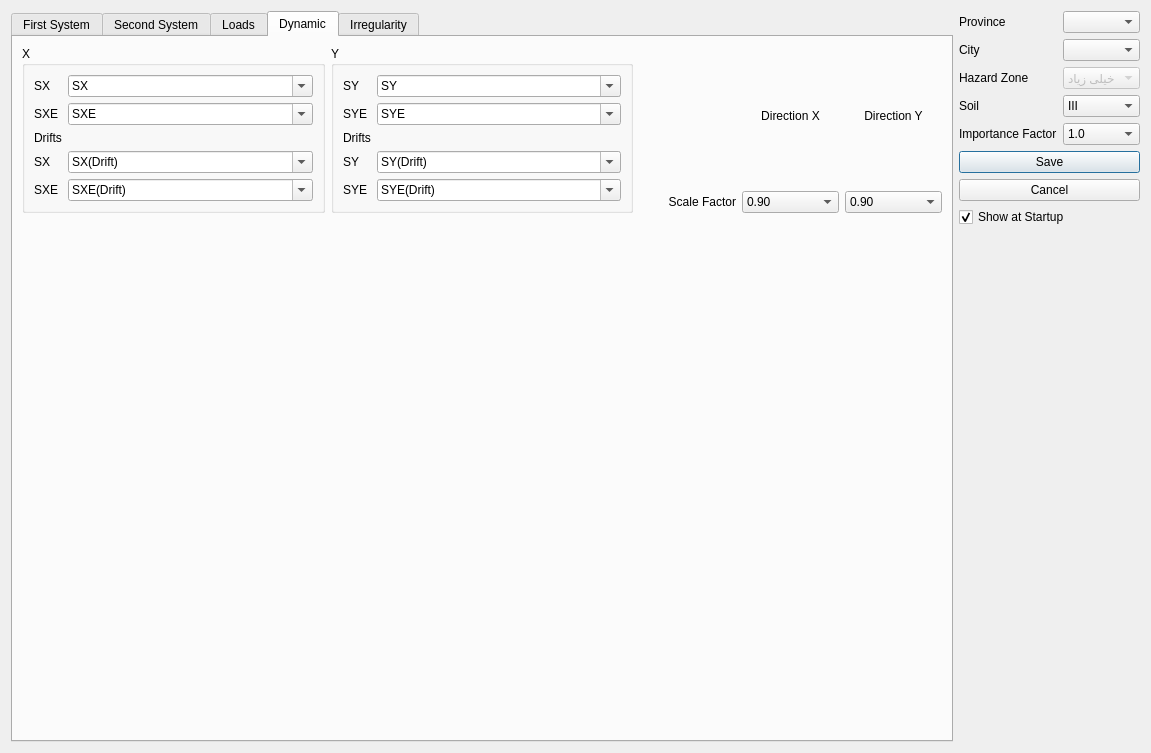
Old version of the form widgets/civiltools_project_settings.ui in the repository ebrahimraeyat/civilTools.
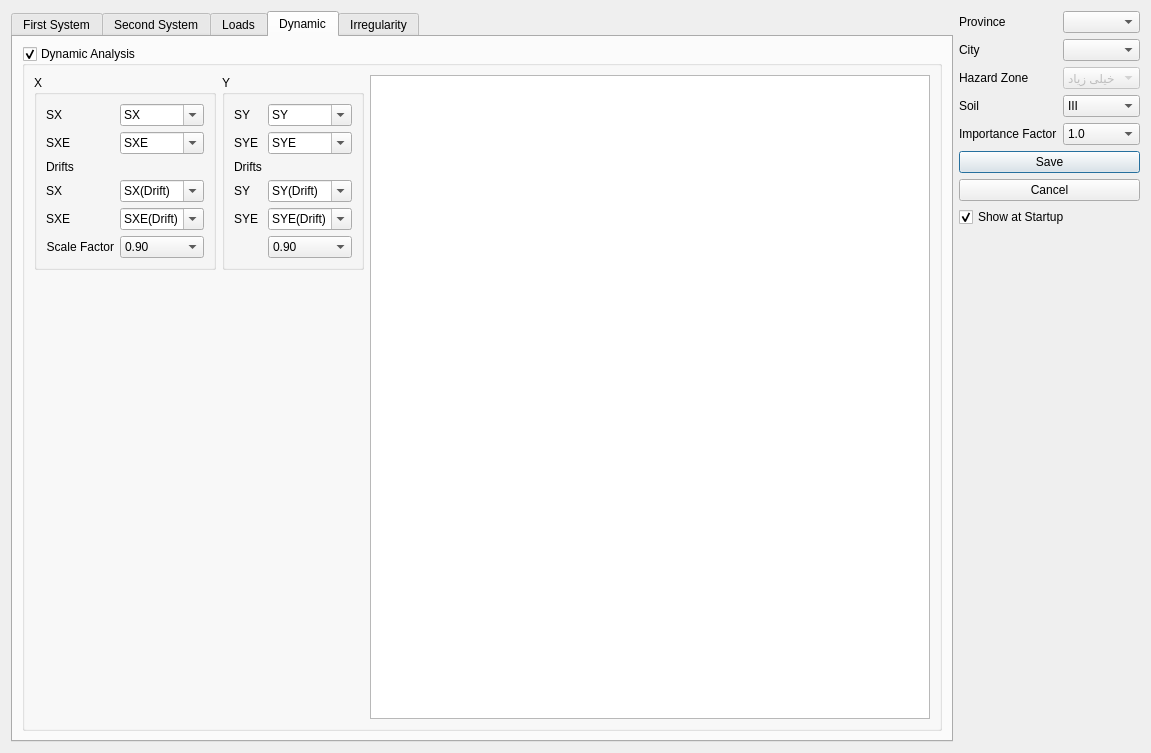
New version of the form. The open tabs and pages were chosen to show the change. Icons and pictures are not drawn. Custom widgets are drawn as their Qt base class.

Commit message: Add checkbox for dynamic loadcase in settings

```diff
--- a/widgets/civiltools_project_settings.ui
+++ b/widgets/civiltools_project_settings.ui
@@ -29,7 +29,7 @@
      <item>
       <widget class="QTabWidget" name="tabWidget">
        <property name="currentIndex">
-        <number>0</number>
+        <number>3</number>
        </property>
        <widget class="QWidget" name="tab">
         <attribute name="title">
@@ -1628,6 +1628,20 @@
         <attribute name="title">
          <string>Dynamic</string>
         </attribute>
+        <layout class="QVBoxLayout" name="verticalLayout_11">
+         <item>
+          <widget class="QGroupBox" name="dynamic_analysis_groupbox">
+           <property name="title">
+            <string>Dynamic Analysis</string>
+           </property>
+           <property name="checkable">
+            <bool>true</bool>
+           </property>
+           <property name="checked">
+            <bool>true</bool>
+           </property>
+           <layout class="QHBoxLayout" name="horizontalLayout_2">
+            <item>
         <layout class="QVBoxLayout" name="verticalLayout_10">
          <item>
           <layout class="QHBoxLayout" name="horizontalLayout_14">
@@ -1750,11 +1764,49 @@
                 </item>
                </widget>
               </item>
+                   <item row="5" column="0">
+                    <widget class="QLabel" name="label_33">
+                     <property name="enabled">
+                      <bool>true</bool>
+                     </property>
+                     <property name="text">
+                      <string>Scale Factor</string>
+                     </property>
+                     <property name="alignment">
+                      <set>Qt::AlignRight|Qt::AlignTrailing|Qt::AlignVCenter</set>
+                     </property>
+                    </widget>
+                   </item>
+                   <item row="5" column="1">
+                    <widget class="QComboBox" name="x_scalefactor_combobox">
+                     <property name="currentIndex">
+                      <number>1</number>
+                     </property>
+                     <item>
+                      <property name="text">
+                       <string>0.85</string>
+                      </property>
+                     </item>
+                     <item>
+                      <property name="text">
+                       <string>0.90</string>
+                      </property>
+                     </item>
+                     <item>
+                      <property name="text">
+                       <string>1.0</string>
+                      </property>
+                     </item>
+                    </widget>
+                   </item>
              </layout>
             </widget>
            </item>
            <item>
             <widget class="QGroupBox" name="dynamic_group_y">
+                  <property name="enabled">
+                   <bool>true</bool>
+                  </property>
              <property name="title">
               <string>Y</string>
              </property>
@@ -1869,70 +1921,7 @@
                 </item>
                </widget>
               </item>
-             </layout>
-            </widget>
-           </item>
-           <item>
-            <layout class="QGridLayout" name="gridLayout_2">
-             <item row="0" column="2">
-              <widget class="QLabel" name="label_23">
-               <property name="enabled">
-                <bool>true</bool>
-               </property>
-               <property name="text">
-                <string>Direction Y</string>
-               </property>
-               <property name="alignment">
-                <set>Qt::AlignCenter</set>
-               </property>
-              </widget>
-             </item>
-             <item row="0" column="1">
-              <widget class="QLabel" name="label_11">
-               <property name="layoutDirection">
-                <enum>Qt::LeftToRight</enum>
-               </property>
-               <property name="text">
-                <string>Direction X</string>
-               </property>
-               <property name="alignment">
-                <set>Qt::AlignCenter</set>
-               </property>
-              </widget>
-             </item>
-             <item row="1" column="0">
-              <widget class="QLabel" name="label_33">
-               <property name="text">
-                <string>Scale Factor</string>
-               </property>
-               <property name="alignment">
-                <set>Qt::AlignRight|Qt::AlignTrailing|Qt::AlignVCenter</set>
-               </property>
-              </widget>
-             </item>
-             <item row="1" column="1">
-              <widget class="QComboBox" name="x_scalefactor_combobox">
-               <property name="currentIndex">
-                <number>1</number>
-               </property>
-               <item>
-                <property name="text">
-                 <string>0.85</string>
-                </property>
-               </item>
-               <item>
-                <property name="text">
-                 <string>0.90</string>
-                </property>
-               </item>
-               <item>
-                <property name="text">
-                 <string>1.0</string>
-                </property>
-               </item>
-              </widget>
-             </item>
-             <item row="1" column="2">
+                   <item row="5" column="1">
               <widget class="QComboBox" name="y_scalefactor_combobox">
                <property name="currentIndex">
                 <number>1</number>
@@ -1955,6 +1944,7 @@
               </widget>
              </item>
             </layout>
+                 </widget>
            </item>
           </layout>
          </item>
@@ -1970,6 +1960,27 @@
             </size>
            </property>
           </spacer>
+              </item>
+             </layout>
+            </item>
+            <item>
+             <widget class="QTableView" name="tableView">
+              <property name="minimumSize">
+               <size>
+                <width>350</width>
+                <height>0</height>
+               </size>
+              </property>
+              <property name="alternatingRowColors">
+               <bool>true</bool>
+              </property>
+              <property name="selectionMode">
+               <enum>QAbstractItemView::SingleSelection</enum>
+              </property>
+             </widget>
+            </item>
+           </layout>
+          </widget>
          </item>
         </layout>
        </widget>
```
Lines whose indentation alone changed are shown as unchanged. The commit also changes 2 other files.
